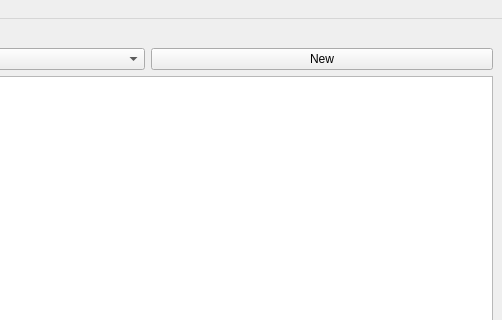
The window that form/mainwindow.ui (lukasszz/savings) describes before a commit, drawn with Qt 5; both pictures show x 903 to 1405 and y 0 to 320 of the 1405 by 683 pixel window.
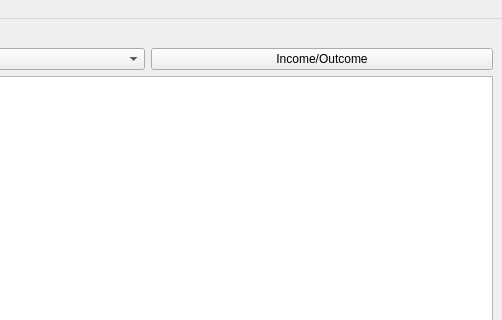
The same window after the commit.

What changed in the file:
```diff
--- a/form/mainwindow.ui
+++ b/form/mainwindow.ui
@@ -64,7 +64,7 @@
         <item>
          <widget class="QPushButton" name="asset_new">
           <property name="text">
-           <string>New</string>
+           <string>Income/Outcome</string>
           </property>
          </widget>
         </item>
```
Left out of the diff: 2 changed lines with no effect on the pictures.
